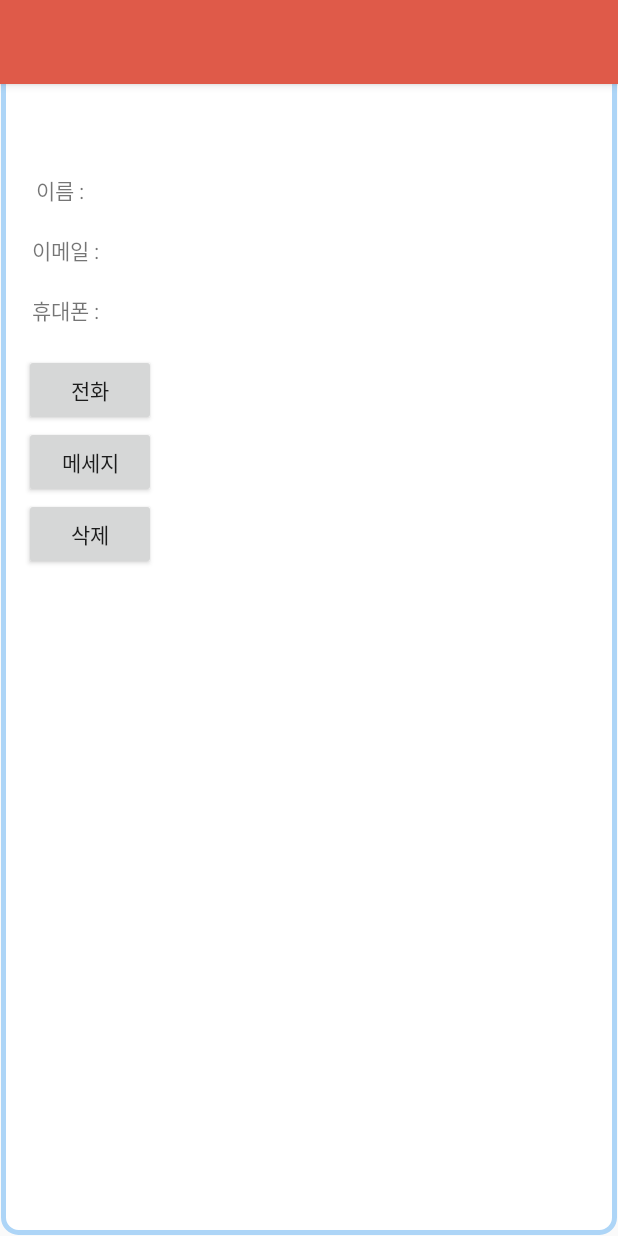
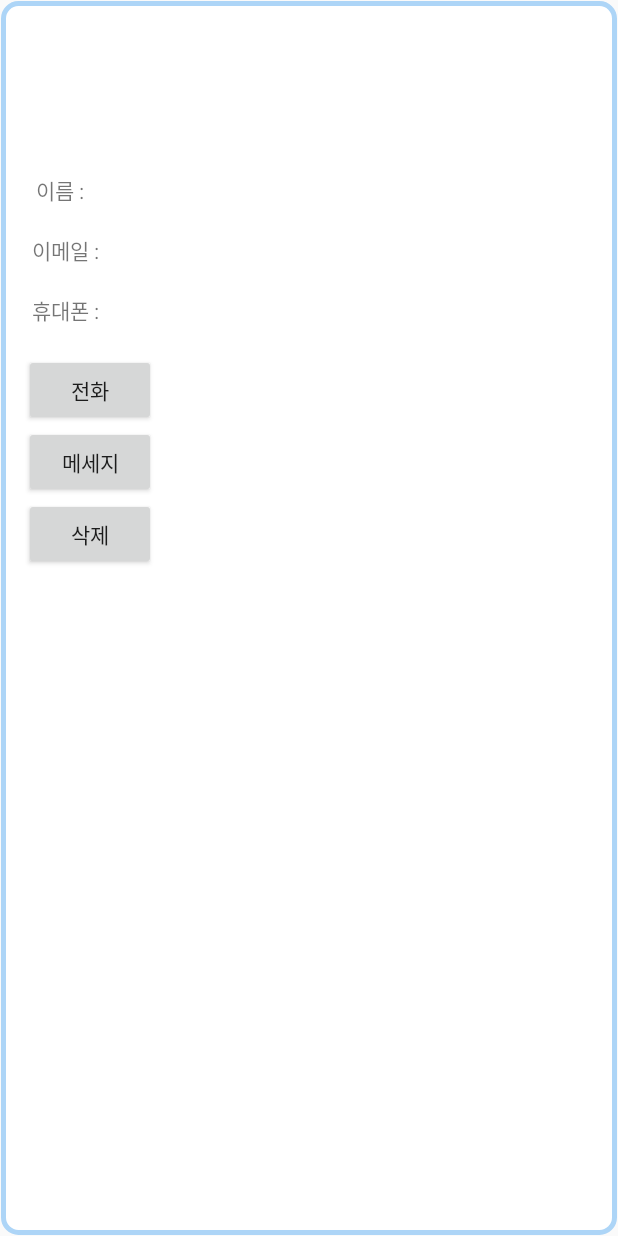
Before and after one commit to sejongk/WeatherAlarm, an Android app: the PersonInfo screen opened directly, with no data from a screen before it, on a phone screen of 412 x 824 dp. Run offline under Robolectric (Android 15) with nearby library versions, the phone set to English and light mode, and no system bars.

Commit message:
PersonInfo_fix

```diff
--- a/app/src/main/res/layout/activity_person_info.xml
+++ b/app/src/main/res/layout/activity_person_info.xml
@@ -7,19 +7,7 @@
     android:theme="@style/AppTheme.NoActionBar"
     tools:context=".PersonInfo">
 
-    <android.support.design.widget.AppBarLayout
-        android:layout_width="match_parent"
-        android:layout_height="wrap_content"
-        android:theme="@style/AppTheme.AppBarOverlay">
 
-        <android.support.v7.widget.Toolbar
-            android:id="@+id/toolbar"
-            android:layout_width="match_parent"
-            android:layout_height="?attr/actionBarSize"
-            android:background="?attr/colorPrimary"
-            app:popupTheme="@style/AppTheme.PopupOverlay" />
-
-    </android.support.design.widget.AppBarLayout>
 
     <include layout="@layout/content_person_info" />
 
```
